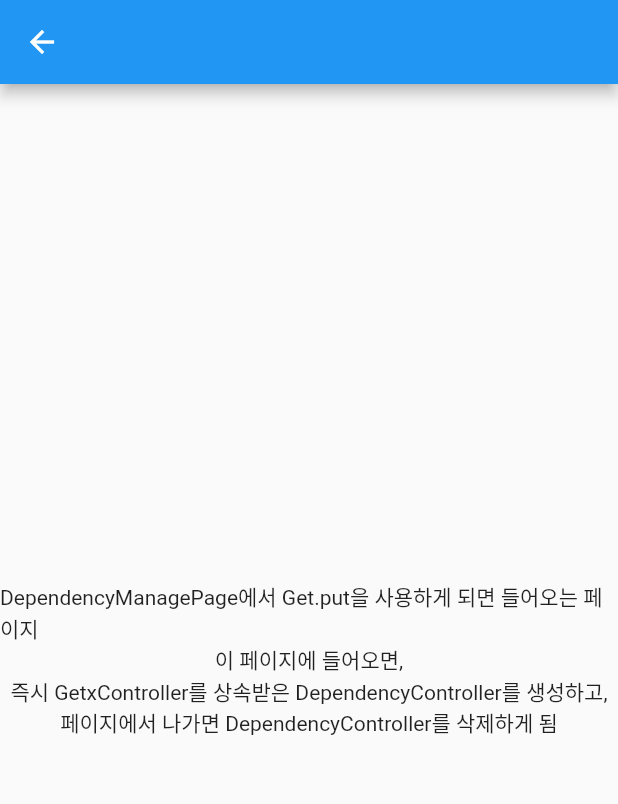
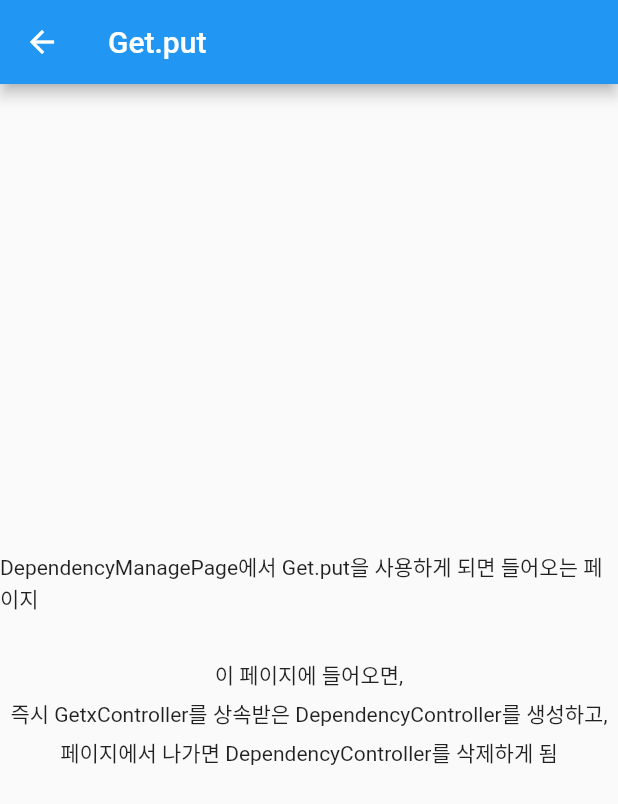
Before and after one commit to StudioZERONE/study_flutter_04_getx, a Flutter app: the GetPut screen opened directly, on a phone screen of 412 x 824 dp. Shown: the top 804 px of the screen. Run offline on Flutter 3.47's test engine with Material 2 defaults, Android fonts, the light colour scheme and no system bars; our stand-ins replace get.

Commit message:
페이지 설명에 타이틀 추가

```diff
--- a/lib/src/pages/dependency/get_put.dart
+++ b/lib/src/pages/dependency/get_put.dart
@@ -6,14 +6,25 @@ class GetPut extends StatelessWidget {
   @override
   Widget build(BuildContext context) {
     return Scaffold(
-      appBar: AppBar(),
+      appBar: AppBar(
+        title: const Text("Get.put"),
+      ),
       body: Center(
         child: Column(
           mainAxisAlignment: MainAxisAlignment.center,
           children: const [
             Text("DependencyManagePage에서 Get.put을 사용하게 되면 들어오는 페이지"),
+            SizedBox(
+              height: 30,
+            ),
             Text("이 페이지에 들어오면,"),
+            SizedBox(
+              height: 5,
+            ),
             Text("즉시 GetxController를 상속받은 DependencyController를 생성하고,"),
+            SizedBox(
+              height: 5,
+            ),
             Text("페이지에서 나가면 DependencyController를 삭제하게 됨"),
           ],
         ),
```
